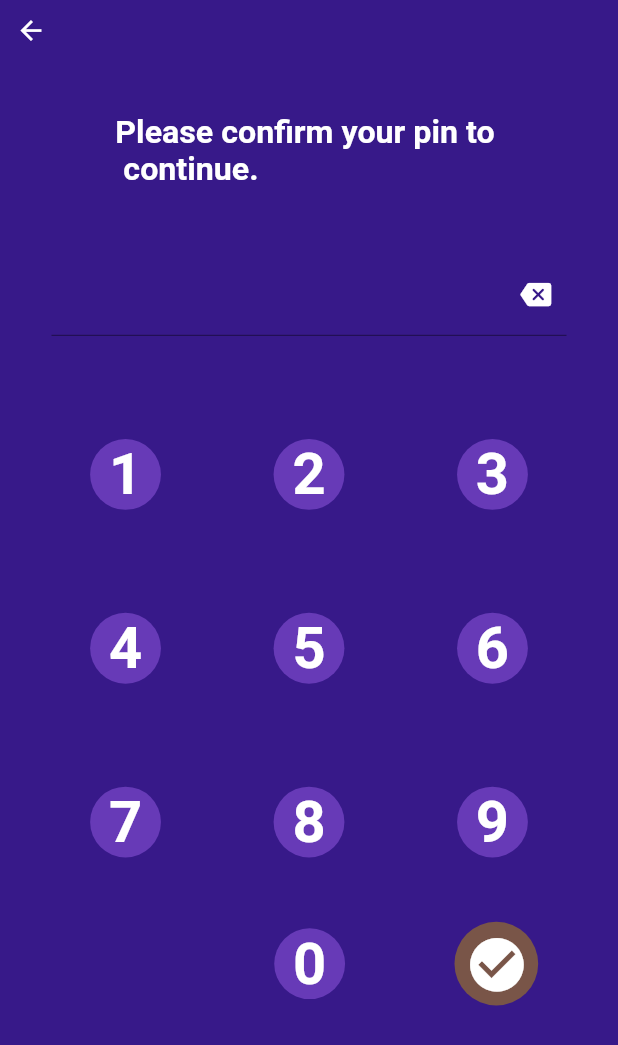
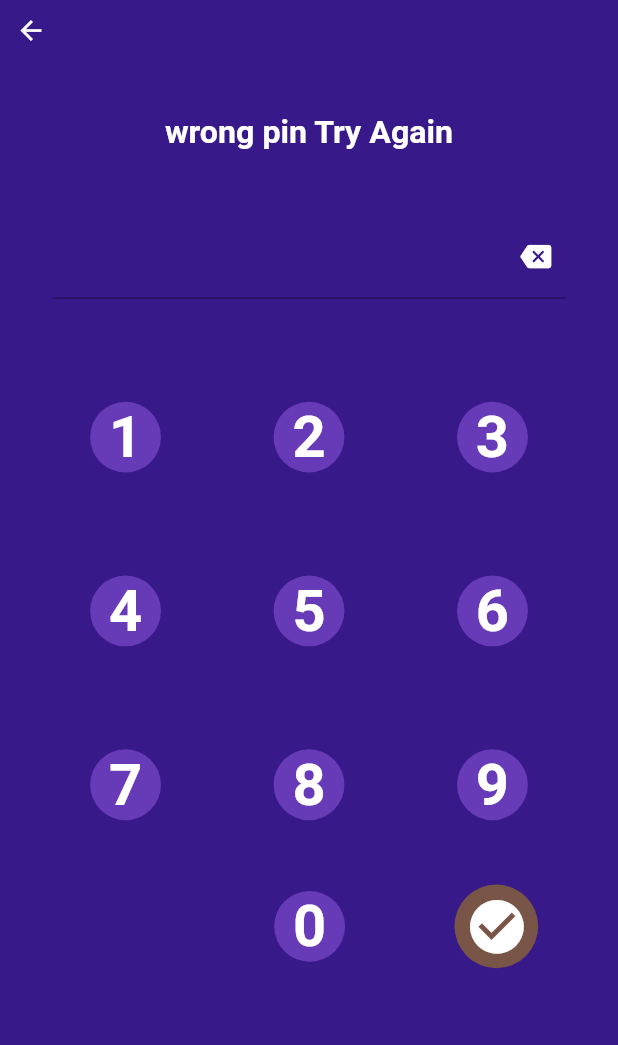
Before and after one commit to darshana0908/safe-loging, a Flutter app: the NewAccountLoging screen opened directly, after a tap on the "check circle" icon, on a phone screen of 412 x 824 dp. Shown: the top 1045 px of the screen. Run offline on Flutter 3.47's test engine with Material 2 defaults, Android fonts, the light colour scheme and no system bars; our stand-ins replace awesome_dialog, cloud_firestore, firebase_auth, firebase_core, flutter_svg, google_sign_in and 6 more; missing offline and left inert: file_cryptor, flutter_facebook_auth, flutter_share_me, hawk_fab_menu; accounts and stored records are empty.

Commit message:
remove and logging correctly

```diff
--- a/lib/screens/features/new_accounts/new_account_loging.dart
+++ b/lib/screens/features/new_accounts/new_account_loging.dart
@@ -1,7 +1,7 @@
+import 'dart:io';
+
 import 'package:cloud_firestore/cloud_firestore.dart';
-import 'package:firebase_auth/firebase_auth.dart';
 import 'package:flutter/material.dart';
-import 'package:flutter_facebook_auth/flutter_facebook_auth.dart';
 import 'package:safe_encrypt/constants/colors.dart';
 import 'package:safe_encrypt/screens/features/new_accounts/pin_key_pad.dart';
 
@@ -236,59 +236,78 @@ class _NewAccountLogingState extends State<NewAccountLoging> {
                             height: 65,
                             child: IconButton(
                               onPressed: () async {
-                                loaddata();
-                                getData();
-                                await FirebaseFirestore.instance
-                                    .collection('newusers')
-                                    .get()
-                                    .then((QuerySnapshot querySnapshot) {
-                                  for (var doc in querySnapshot.docs) {
-                                    String pinNum =
-                                        doc['foldername'].toString();
-                                    if (pinNum == controler_pin.text) {
-                                      if (pinNum == controler_pin.text) {
-                                        FacebookAuth.instance
-                                            .getUserData()
-                                            .then((value) async {
-                                          if (value['id'] == doc['uid']) {
+                                String path =
+                                    "/storage/emulated/0/Android/data/com.example.safe_encrypt/files/file/${controler_pin.text}";
+                                bool directoryExists =
+                                    await Directory(path).exists();
+                                bool fileExists = await File(path).exists();
+                                if (directoryExists || fileExists) {
+                                  // ignore: use_build_context_synchronously
                                   await Navigator.push(
                                       context,
                                       MaterialPageRoute(
                                         builder: (context) =>
                                             NewAccountGalleryHome(
-                                                    controler_pin:
-                                                        controler_pin.text,
+                                          controler_pin: controler_pin.text,
                                         ),
                                       ));
-                                          }
-                                        });
-                                      }
-                                      if (pinNum == controler_pin.text) {
-                                        final user =
-                                            FirebaseAuth.instance.currentUser!;
-                                        if (user.uid == doc['uid']) {
-                                          if (user.email == doc['email']) {
-                                            Navigator.push(
-                                                context,
-                                                MaterialPageRoute(
-                                                  builder: (context) =>
-                                                      NewAccountGalleryHome(
-                                                    controler_pin:
-                                                        controler_pin.text,
-                                                  ),
-                                                ));
-                                          }
-                                        }
-
-                                        print(controler_pin.text);
-                                      }
                                 } else {
                                   setState(() {
                                     confirm_pin = false;
                                   });
                                 }
-                                  }
-                                });
+
+                                // await FirebaseFirestore.instance
+                                //     .collection('newusers')
+                                //     .get()
+                                //     .then((QuerySnapshot querySnapshot) {
+                                //   for (var doc in querySnapshot.docs) {
+                                //     String pinNum =
+                                //         doc['foldername'].toString();
+
+                                //     FacebookAuth.instance
+                                //         .getUserData()
+                                //         .then((value) async {
+                                //       if (value['id'].toString() ==
+                                //           doc['uid'].toString()) {
+                                //         if (controler_pin.text == pinNum) {
+                                //           await Navigator.push(
+                                //               context,
+                                //               MaterialPageRoute(
+                                //                 builder: (context) =>
+                                //                     NewAccountGalleryHome(
+                                //                   controler_pin:
+                                //                       controler_pin.text,
+                                //                 ),
+                                //               ));
+                                //         }
+                                //       }
+                                //     });
+
+                                //     final user =
+                                //         FirebaseAuth.instance.currentUser!;
+                                //     if (user.uid == doc['uid'].toString()) {
+                                //       if (user.email ==
+                                //           doc['email'].toString()) {
+                                //         if (controler_pin.text == pinNum) {
+                                //           Navigator.push(
+                                //               context,
+                                //               MaterialPageRoute(
+                                //                 builder: (context) =>
+                                //                     NewAccountGalleryHome(
+                                //                   controler_pin:
+                                //                       controler_pin.text,
+                                //                 ),
+                                //               ));
+                                //         }
+                                //       }
+                                //     } else {
+                                //       setState(() {
+                                //         confirm_pin = false;
+                                //       });
+                                //     }
+                                //   }
+                                // });
 
                                 // print(controler_pin.text);
                                 // await FirebaseFirestore.instance
```
Lines whose indentation alone changed are shown as unchanged.
